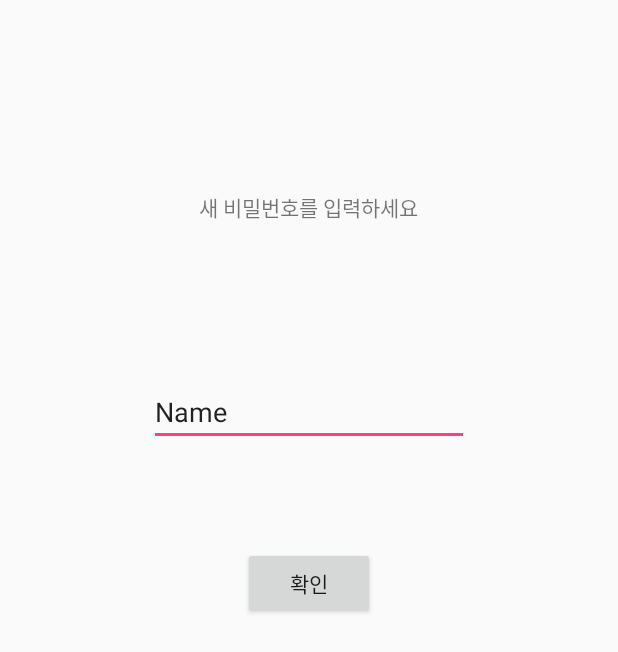
After one commit to isaac56/secure, an Android app: the layout activity_password.xml on its own in the app's theme, with its tools: preview values and no code run, on a phone screen of 412 x 824 dp. The commit adds this screen. Shown: the top 652 px of the screen. Run offline under Robolectric (Android 15) with nearby library versions, the phone set to English and light mode, and no system bars.

Commit message:
password activity is added

```diff
--- a/MyApplication/app/build.gradle
+++ b/MyApplication/app/build.gradle
@@ -28,6 +28,7 @@ dependencies {
     compile 'com.android.support.constraint:constraint-layout:1.0.2'
     compile 'com.google.firebase:firebase-core:10.0.1'
     compile 'com.google.firebase:firebase-messaging:10.0.1'
+    compile 'com.android.support:design:25.3.1'
     testCompile 'junit:junit:4.12'
 }
 apply plugin: 'com.google.gms.google-services'
--- a/MyApplication/app/src/main/java/com/example/jum/myapplication/Network.java
+++ b/MyApplication/app/src/main/java/com/example/jum/myapplication/Network.java
@@ -53,7 +53,7 @@ public class Network extends Activity {
         rcv_data = (TextView) findViewById(R.id.rcv_data);
         door_button = (ToggleButton) findViewById(R.id.control_door);
         Intent intent = getIntent();
-        url_ip = "http://" + intent.getStringExtra("ip");
+        url_ip = intent.getStringExtra("ip");
         //처음에 시작할때 상태를 한번 받는다.
         /*
         try {
--- /dev/null
+++ b/MyApplication/app/src/main/res/layout/activity_password.xml
@@ -0,0 +1,43 @@
+<?xml version="1.0" encoding="utf-8"?>
+<RelativeLayout xmlns:android="http://schemas.android.com/apk/res/android"
+    xmlns:tools="http://schemas.android.com/tools"
+    android:orientation="vertical"
+    android:layout_width="match_parent"
+    android:layout_height="match_parent">
+
+    <TextView
+        android:id="@+id/text"
+        android:layout_width="350dp"
+        android:layout_height="21dp"
+        android:layout_alignParentTop="true"
+        android:layout_centerHorizontal="true"
+        android:layout_marginTop="127dp"
+        android:gravity="center_horizontal"
+        android:text="새 비밀번호를 입력하세요"
+        tools:layout_editor_absoluteX="115dp"
+        tools:layout_editor_absoluteY="102dp" />
+
+    <EditText
+        android:id="@+id/password"
+        android:layout_width="wrap_content"
+        android:layout_height="wrap_content"
+        android:ems="10"
+        android:inputType="textPersonName"
+        android:text="Name"
+        tools:layout_editor_absoluteX="84dp"
+        tools:layout_editor_absoluteY="141dp"
+        android:layout_marginTop="103dp"
+        android:layout_below="@+id/text"
+        android:layout_centerHorizontal="true" />
+
+    <Button
+        android:id="@+id/button"
+        android:layout_width="wrap_content"
+        android:layout_height="wrap_content"
+        android:text="확인"
+        tools:layout_editor_absoluteX="148dp"
+        tools:layout_editor_absoluteY="255dp"
+        android:layout_marginTop="67dp"
+        android:layout_below="@+id/password"
+        android:layout_centerHorizontal="true" />
+</RelativeLayout>
--- /dev/null
+++ b/MyApplication/app/src/main/res/values/dimens.xml
@@ -0,0 +1,5 @@
+<resources>
+    <!-- Default screen margins, per the Android Design guidelines. -->
+    <dimen name="activity_horizontal_margin">16dp</dimen>
+    <dimen name="activity_vertical_margin">16dp</dimen>
+</resources>
```
Also changed, not shown: MyApplication/app/src/main/AndroidManifest.xml (+21 -14 lines), MyApplication/app/src/main/java/com/example/jum/myapplication/MainActivity.java (+5 -5 lines), MyApplication/app/src/main/java/com/example/jum/myapplication/Password.java (added, +243 -0 lines), MyApplication/app/src/main/res/values/strings.xml (+14 -0 lines), 2 other files.
